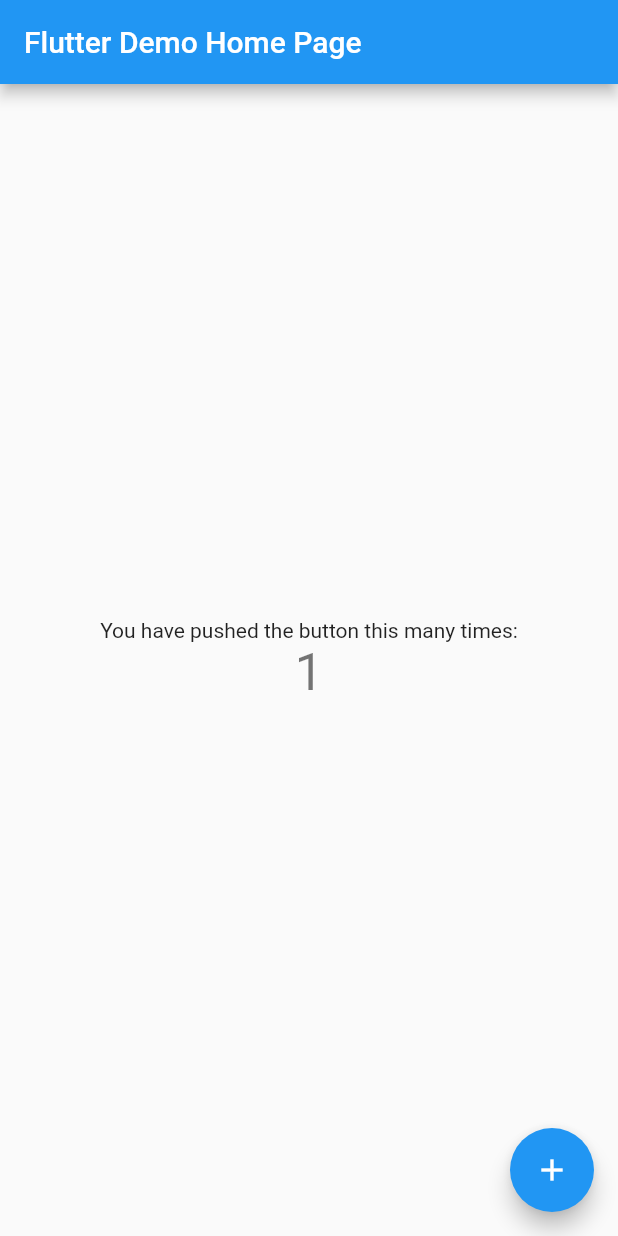
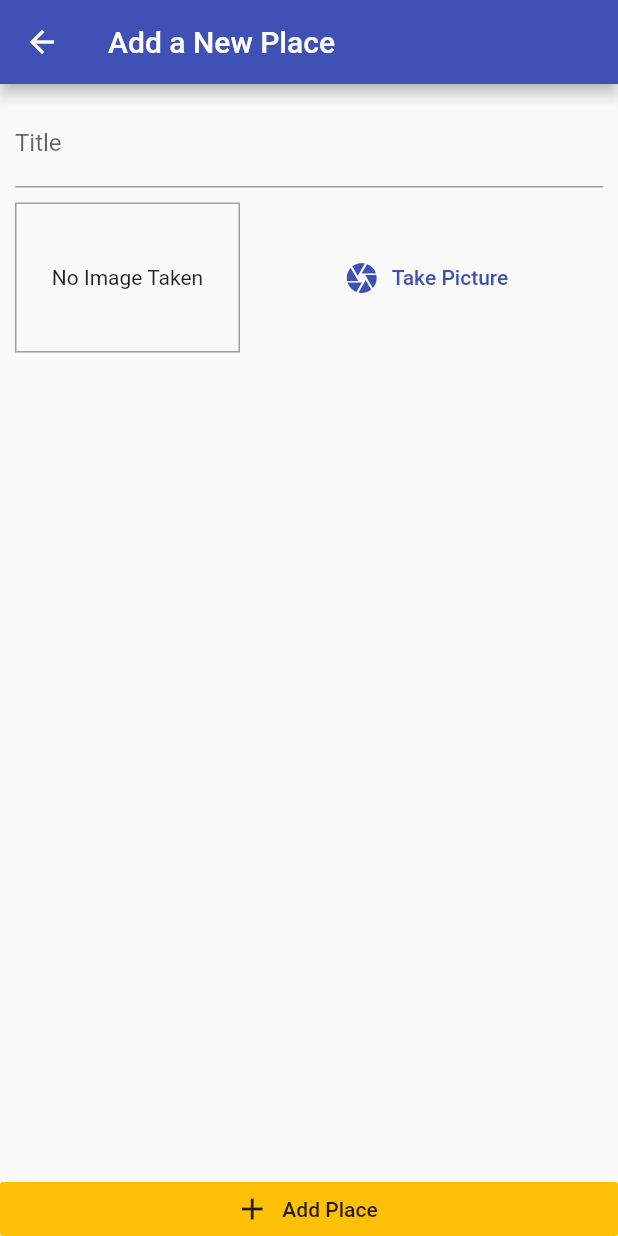
Before and after one commit to MinhHieu2804/great_places_app, a Flutter app: the screen it shows after launch, after a tap on the "add" icon, on a phone screen of 412 x 824 dp. Run offline on Flutter 3.47's test engine with Material 2 defaults, Android fonts, the phone set to English and light mode, and no system bars; our stand-ins replace image_picker, sqflite; accounts and stored records are empty.

Commit message:
image store

```diff
--- /dev/null
+++ b/lib/helpers/db_helper.dart
@@ -0,0 +1,28 @@
+import 'package:sqflite/sqflite.dart' as sql;
+import 'package:path/path.dart' as path;
+import 'package:sqflite/sqlite_api.dart';
+
+class DBHelper {
+  static Future<Database> database() async {
+    final dbPath = await sql.getDatabasesPath();
+    return sql.openDatabase(path.join(dbPath, 'places.db'),
+        onCreate: (db, version) {
+      return db.execute(
+          'CREATE TABLE user_places(id TEXT PRIMARY KEY, title TEXT, image TEXT)');
+    }, version: 1);
+  }
+
+  static Future<void> insert(String table, Map<String, Object> data) async {
+    final db = await DBHelper.database();
+    db.insert(
+      table,
+      data,
+      conflictAlgorithm: ConflictAlgorithm.replace,
+    );
+  }
+
+  static Future<List<Map<String, dynamic>>> getData(String table) async {
+    final db = await DBHelper.database();
+    return db.query(table);
+  }
+}
--- a/lib/main.dart
+++ b/lib/main.dart
@@ -1,115 +1,26 @@
 import 'package:flutter/material.dart';
+import 'package:great_places_app/provider/great_places.dart';
+import 'package:great_places_app/screen/add_place_screen.dart';
+import 'package:great_places_app/screen/places_list_screen.dart';
+import 'package:provider/provider.dart';
 
-void main() {
-  runApp(const MyApp());
-}
+void main() => runApp(MyApp());
 
 class MyApp extends StatelessWidget {
-  const MyApp({Key? key}) : super(key: key);
-
-  // This widget is the root of your application.
   @override
   Widget build(BuildContext context) {
-    return MaterialApp(
-      title: 'Flutter Demo',
-      theme: ThemeData(
-        // This is the theme of your application.
-        //
-        // Try running your application with "flutter run". You'll see the
-        // application has a blue toolbar. Then, without quitting the app, try
-        // changing the primarySwatch below to Colors.green and then invoke
-        // "hot reload" (press "r" in the console where you ran "flutter run",
-        // or simply save your changes to "hot reload" in a Flutter IDE).
-        // Notice that the counter didn't reset back to zero; the application
-        // is not restarted.
-        primarySwatch: Colors.blue,
-      ),
-      home: const MyHomePage(title: 'Flutter Demo Home Page'),
+    return ChangeNotifierProvider.value(
+      value: GreatPlaces(),
+      child: MaterialApp(
+          title: 'Great Places',
+          theme: ThemeData(
+            primarySwatch: Colors.indigo,
+            accentColor: Colors.amber,
+          ),
+          home: PlacesListScreen(),
+          routes: {
+            AddPlaceScreen.routeName: (ctx) => AddPlaceScreen(),
+          }),
     );
   }
 }
-
-class MyHomePage extends StatefulWidget {
-  const MyHomePage({Key? key, required this.title}) : super(key: key);
-
-  // This widget is the home page of your application. It is stateful, meaning
-  // that it has a State object (defined below) that contains fields that affect
-  // how it looks.
-
-  // This class is the configuration for the state. It holds the values (in this
-  // case the title) provided by the parent (in this case the App widget) and
-  // used by the build method of the State. Fields in a Widget subclass are
-  // always marked "final".
-
-  final String title;
-
-  @override
-  State<MyHomePage> createState() => _MyHomePageState();
-}
-
-class _MyHomePageState extends State<MyHomePage> {
-  int _counter = 0;
-
-  void _incrementCounter() {
-    setState(() {
-      // This call to setState tells the Flutter framework that something has
-      // changed in this State, which causes it to rerun the build method below
-      // so that the display can reflect the updated values. If we changed
-      // _counter without calling setState(), then the build method would not be
-      // called again, and so nothing would appear to happen.
-      _counter++;
-    });
-  }
-
-  @override
-  Widget build(BuildContext context) {
-    // This method is rerun every time setState is called, for instance as done
-    // by the _incrementCounter method above.
-    //
-    // The Flutter framework has been optimized to make rerunning build methods
-    // fast, so that you can just rebuild anything that needs updating rather
-    // than having to individually change instances of widgets.
-    return Scaffold(
-      appBar: AppBar(
-        // Here we take the value from the MyHomePage object that was created by
-        // the App.build method, and use it to set our appbar title.
-        title: Text(widget.title),
-      ),
-      body: Center(
-        // Center is a layout widget. It takes a single child and positions it
-        // in the middle of the parent.
-        child: Column(
-          // Column is also a layout widget. It takes a list of children and
-          // arranges them vertically. By default, it sizes itself to fit its
-          // children horizontally, and tries to be as tall as its parent.
-          //
-          // Invoke "debug painting" (press "p" in the console, choose the
-          // "Toggle Debug Paint" action from the Flutter Inspector in Android
-          // Studio, or the "Toggle Debug Paint" command in Visual Studio Code)
-          // to see the wireframe for each widget.
-          //
-          // Column has various properties to control how it sizes itself and
-          // how it positions its children. Here we use mainAxisAlignment to
-          // center the children vertically; the main axis here is the vertical
-          // axis because Columns are vertical (the cross axis would be
-          // horizontal).
-          mainAxisAlignment: MainAxisAlignment.center,
-          children: <Widget>[
-            const Text(
-              'You have pushed the button this many times:',
-            ),
-            Text(
-              '$_counter',
-              style: Theme.of(context).textTheme.headline4,
-            ),
-          ],
-        ),
-      ),
-      floatingActionButton: FloatingActionButton(
-        onPressed: _incrementCounter,
-        tooltip: 'Increment',
-        child: const Icon(Icons.add),
-      ), // This trailing comma makes auto-formatting nicer for build methods.
-    );
-  }
-}
--- /dev/null
+++ b/lib/models/place.dart
@@ -0,0 +1,29 @@
+import 'dart:io';
+
+import 'package:flutter/foundation.dart';
+
+class PlaceLocation {
+  final double latitude;
+  final double longitude;
+  final String? address;
+
+  PlaceLocation({
+    required this.latitude,
+    required this.longitude,
+    this.address,
+  });
+}
+
+class Place {
+  final String id;
+  final String title;
+  final PlaceLocation? location;
+  final File image;
+
+  Place({
+    required this.id,
+    required this.title,
+    required this.location,
+    required this.image,
+  });
+}
--- a/lib/provider/great_places.dart
+++ b/lib/provider/great_places.dart
@@ -0,0 +1,48 @@
+import 'dart:io';
+
+import 'package:flutter/foundation.dart';
+
+import '../models/place.dart';
+import '../helpers/db_helper.dart';
+
+class GreatPlaces with ChangeNotifier {
+  List<Place> _items = [];
+
+  List<Place> get items {
+    return [..._items];
+  }
+
+  void addPlace(
+    String pickedTitle,
+    File pickedImage,
+  ) {
+    final newPlace = Place(
+      id: DateTime.now().toString(),
+      image: pickedImage,
+      title: pickedTitle,
+      location: null,
+    );
+    _items.add(newPlace);
+    notifyListeners();
+    DBHelper.insert('user_places', {
+      'id': newPlace.id,
+      'title': newPlace.title,
+      'image': newPlace.image.path,
+    });
+  }
+
+  Future<void> fetchAndSetPlaces() async {
+    final dataList = await DBHelper.getData('user_places');
+    _items = dataList
+        .map(
+          (item) => Place(
+            id: item['id'],
+            title: item['title'],
+            image: File(item['image']),
+            location: null,
+          ),
+        )
+        .toList();
+    notifyListeners();
+  }
+}
--- a/lib/screen/add_place_screen.dart
+++ b/lib/screen/add_place_screen.dart
@@ -0,0 +1,73 @@
+import 'dart:io';
+
+import 'package:flutter/material.dart';
+import 'package:provider/provider.dart';
+
+import '../provider/great_places.dart';
+import '../widgets/image_input.dart';
+
+class AddPlaceScreen extends StatefulWidget {
+  static const routeName = '/add-place';
+
+  @override
+  _AddPlaceScreenState createState() => _AddPlaceScreenState();
+}
+
+class _AddPlaceScreenState extends State<AddPlaceScreen> {
+  final _titleController = TextEditingController();
+  File? _pickedImage;
+
+  void _selectImage(File pickedImage) {
+    _pickedImage = pickedImage;
+  }
+
+  void _savePlace() {
+    if (_titleController.text.isEmpty || _pickedImage == null) {
+      return;
+    }
+    Provider.of<GreatPlaces>(context, listen: false)
+        .addPlace(_titleController.text, _pickedImage!);
+    Navigator.of(context).pop();
+  }
+
+  @override
+  Widget build(BuildContext context) {
+    return Scaffold(
+      appBar: AppBar(
+        title: Text('Add a New Place'),
+      ),
+      body: Column(
+        crossAxisAlignment: CrossAxisAlignment.stretch,
+        children: <Widget>[
+          Expanded(
+            child: SingleChildScrollView(
+              child: Padding(
+                padding: EdgeInsets.all(10),
+                child: Column(
+                  children: <Widget>[
+                    TextField(
+                      decoration: InputDecoration(labelText: 'Title'),
+                      controller: _titleController,
+                    ),
+                    SizedBox(
+                      height: 10,
+                    ),
+                    ImageInput(_selectImage),
+                  ],
+                ),
+              ),
+            ),
+          ),
+          RaisedButton.icon(
+            icon: Icon(Icons.add),
+            label: Text('Add Place'),
+            onPressed: _savePlace,
+            elevation: 0,
+            materialTapTargetSize: MaterialTapTargetSize.shrinkWrap,
+            color: Theme.of(context).accentColor,
+          ),
+        ],
+      ),
+    );
+  }
+}
--- a/lib/screen/places_list_screen.dart
+++ b/lib/screen/places_list_screen.dart
@@ -1,22 +1,53 @@
 import 'package:flutter/material.dart';
+import 'package:provider/provider.dart';
+
+import '../provider/great_places.dart';
+import './add_place_screen.dart';
 
 class PlacesListScreen extends StatelessWidget {
-  static const routeName = '/places-list';
-
   @override
   Widget build(BuildContext context) {
     return Scaffold(
       appBar: AppBar(
         title: Text('Your Places'),
-        actions: [
+        actions: <Widget>[
           IconButton(
             icon: Icon(Icons.add),
-            onPressed: () {},
-          )
+            onPressed: () {
+              Navigator.of(context).pushNamed(AddPlaceScreen.routeName);
+            },
+          ),
         ],
       ),
-      body: Center(
-        child: CircularProgressIndicator(),
+      body: FutureBuilder(
+        future: Provider.of<GreatPlaces>(context, listen: false)
+            .fetchAndSetPlaces(),
+        builder: (ctx, snapshot) => snapshot.connectionState ==
+                ConnectionState.waiting
+            ? Center(
+                child: CircularProgressIndicator(),
+              )
+            : Consumer<GreatPlaces>(
+                child: Center(
+                  child: const Text('Got no places yet, start adding some!'),
+                ),
+                builder: (ctx, greatPlaces, ch) => greatPlaces.items.length <= 0
+                    ? ch as Widget
+                    : ListView.builder(
+                        itemCount: greatPlaces.items.length,
+                        itemBuilder: (ctx, i) => ListTile(
+                          leading: CircleAvatar(
+                            backgroundImage: FileImage(
+                              greatPlaces.items[i].image,
+                            ),
+                          ),
+                          title: Text(greatPlaces.items[i].title),
+                          onTap: () {
+                            // Go to detail page ...
+                          },
+                        ),
+                      ),
+              ),
       ),
     );
   }
--- /dev/null
+++ b/lib/widgets/image_input.dart
@@ -0,0 +1,75 @@
+import 'dart:io';
+
+import 'package:flutter/material.dart';
+import 'package:image_picker/image_picker.dart';
+import 'package:path/path.dart' as path;
+import 'package:path_provider/path_provider.dart' as syspaths;
+
+class ImageInput extends StatefulWidget {
+  final Function onSelectImage;
+
+  ImageInput(this.onSelectImage);
+
+  @override
+  _ImageInputState createState() => _ImageInputState();
+}
+
+class _ImageInputState extends State<ImageInput> {
+  File? _storedImage;
+
+  Future<void> _takePicture() async {
+    final i = await ImagePicker.platform;
+    final imageFile = await i.pickImage(
+      source: ImageSource.camera,
+      maxWidth: 600,
+    );
+    if (imageFile == null) {
+      return;
+    }
+    setState(() {
+      _storedImage = File(imageFile.path);
+    });
+    final appDir = await syspaths.getApplicationDocumentsDirectory();
+    final fileName = path.basename(imageFile.path);
+    final savedImage =
+        await File(imageFile.path).copy('${appDir.path}/$fileName');
+    widget.onSelectImage(savedImage);
+  }
+
+  @override
+  Widget build(BuildContext context) {
+    return Row(
+      children: <Widget>[
+        Container(
+          width: 150,
+          height: 100,
+          decoration: BoxDecoration(
+            border: Border.all(width: 1, color: Colors.grey),
+          ),
+          child: _storedImage != null
+              ? Image.file(
+                  _storedImage!,
+                  fit: BoxFit.cover,
+                  width: double.infinity,
+                )
+              : Text(
+                  'No Image Taken',
+                  textAlign: TextAlign.center,
+                ),
+          alignment: Alignment.center,
+        ),
+        SizedBox(
+          width: 10,
+        ),
+        Expanded(
+          child: FlatButton.icon(
+            icon: Icon(Icons.camera),
+            label: Text('Take Picture'),
+            textColor: Theme.of(context).primaryColor,
+            onPressed: _takePicture,
+          ),
+        ),
+      ],
+    );
+  }
+}
--- a/pubspec.yaml
+++ b/pubspec.yaml
@@ -34,6 +34,11 @@
   # The following adds the Cupertino Icons font to your application.
   # Use with the CupertinoIcons class for iOS style icons.
   cupertino_icons: ^1.0.2
+  provider: ^6.0.2
+  path: ^1.8.1
+  sqflite: ^2.0.2
+  path_provider: ^2.0.9
+  image_picker: ^0.8.4+11
 
 dev_dependencies:
   flutter_test:
```
Also changed, not shown: pubspec.lock.
